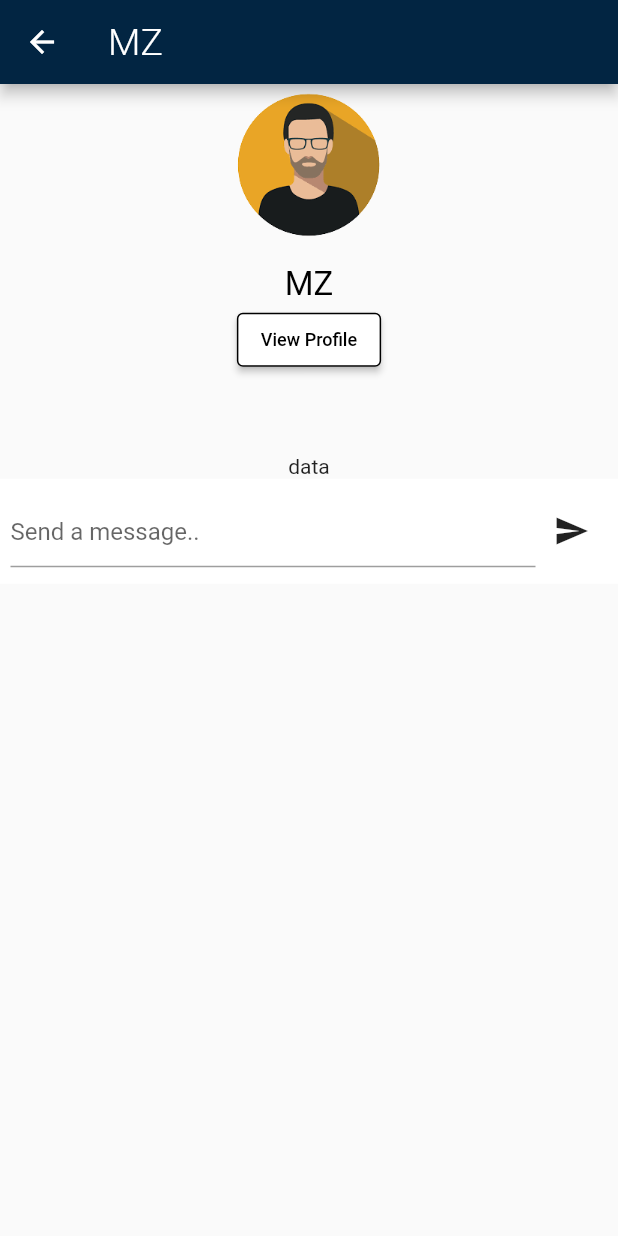
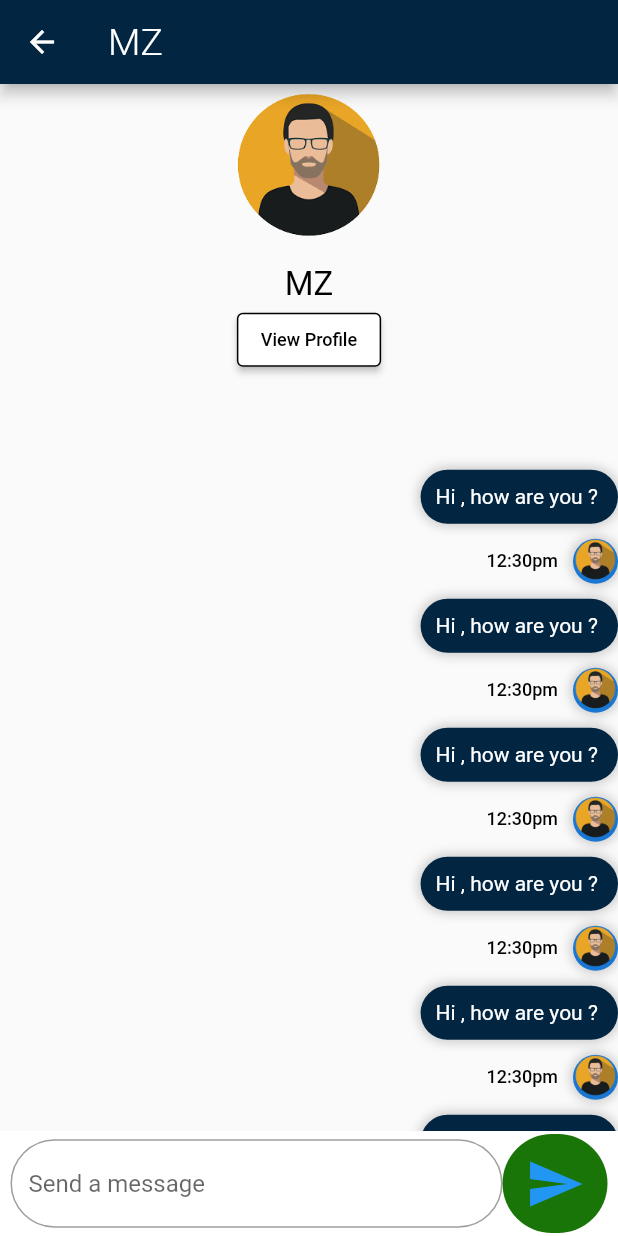
Before and after one commit to MUHAMMEDZAMILC/blueymc, a Flutter app: the ChatPage screen opened directly, on a phone screen of 412 x 824 dp. Run offline on Flutter 3.47's test engine with Material 2 defaults, Android fonts, the phone set to English and light mode, and no system bars; our stand-ins replace animated_splash_screen, introduction_screen.

Commit message:
update 1.3

```diff
--- a/lib/screens/chatpage.dart
+++ b/lib/screens/chatpage.dart
@@ -1,3 +1,4 @@
+import 'package:blueymc/common/decoration.dart';
 import 'package:blueymc/common/textstyle.dart';
 import 'package:flutter/material.dart';
 
@@ -131,9 +132,12 @@ class _ChatPageState extends State<ChatPage> {
   _sendMessageArea() {
     var messageController = TextEditingController();
     return Container(
-      padding: EdgeInsets.symmetric(horizontal: 7.0),
+      padding: EdgeInsets.symmetric(horizontal: 7.0, vertical: 2.0),
       height: 70,
       color: Colors.white,
+      decoration: BoxDecoration(
+        color: Theme.of(context).primaryColor,
+      ),
       child: Row(
         mainAxisAlignment: MainAxisAlignment.spaceBetween,
         children: [
@@ -141,16 +145,45 @@ class _ChatPageState extends State<ChatPage> {
             child: TextField(
               controller: messageController,
               keyboardType: TextInputType.text,
-              decoration: InputDecoration(
-                hintText: 'Send a message..',
+              decoration: const InputDecoration(
+                // prefixIcon: Icon(Icons.lock),
+                border: OutlineInputBorder(
+                  borderRadius: BorderRadius.all(Radius.circular(30)),
+                  borderSide: BorderSide(
+                    color: Colors.grey,
+                  ),
+                ),
+                enabledBorder: OutlineInputBorder(
+                  borderRadius: BorderRadius.all(Radius.circular(30)),
+                  borderSide: BorderSide(
+                    color: Colors.grey,
+                  ),
+                ),
+                focusedBorder: OutlineInputBorder(
+                  borderRadius: BorderRadius.all(Radius.circular(30)),
+                  borderSide: BorderSide(
+                    color: Colors.green,
+                  ),
+                ),
+                hintText: "Send a message",
               ),
             ),
           ),
-          IconButton(
-            onPressed: () {
-              return _charBubble('hi', true);
-            },
-            icon: Icon(Icons.send),
+          Container(
+            width: 70,
+            height: 70,
+            decoration: containerdec5,
+            child: IconButton(
+                onPressed: () {
+                  return _charBubble('hi', true);
+                },
+                icon: Icon(
+                  Icons.send,
+                  color: Colors.blue,
+                  size: 40,
+                ),
+                alignment: Alignment.center,
+                disabledColor: Colors.black12),
           ),
         ],
       ),
@@ -204,8 +237,15 @@ class _ChatPageState extends State<ChatPage> {
                 ],
               ),
             ),
-            Container(
-              child: Text('data'),
+            Expanded(
+              child: ListView.builder(
+                itemCount: 10,
+                itemBuilder: (BuildContext context, int index) {
+                  if (true) {
+                    return _charBubble('', true);
+                  }
+                },
+              ),
             ),
             _sendMessageArea(),
           ],
```
